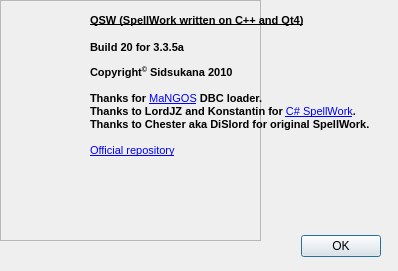
Above: QSW/AboutFormUI.ui from sidsukana/QSpellWork before the change. Below: the same form after it.
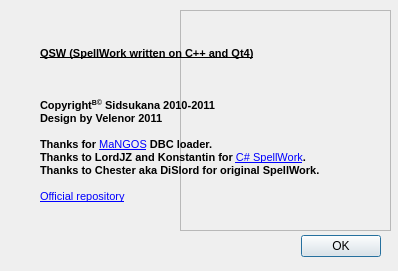
That is the form after the change. Icons and pictures are not drawn.

```diff
--- a/QSW/AboutFormUI.ui
+++ b/QSW/AboutFormUI.ui
@@ -51,10 +51,10 @@
   <widget class="QFrame" name="frame">
    <property name="geometry">
     <rect>
-     <x>0</x>
-     <y>0</y>
-     <width>261</width>
-     <height>241</height>
+     <x>180</x>
+     <y>10</y>
+     <width>211</width>
+     <height>221</height>
     </rect>
    </property>
    <property name="styleSheet">
@@ -70,10 +70,10 @@
   <widget class="QLabel" name="label">
    <property name="geometry">
     <rect>
-     <x>90</x>
-     <y>10</y>
-     <width>301</width>
-     <height>151</height>
+     <x>40</x>
+     <y>40</y>
+     <width>321</width>
+     <height>171</height>
     </rect>
    </property>
    <property name="text">
@@ -85,7 +85,8 @@
 &lt;p style=&quot;-qt-paragraph-type:empty; margin-top:0px; margin-bottom:0px; margin-left:0px; margin-right:0px; -qt-block-indent:0; text-indent:0px; font-size:8pt; font-weight:600;&quot;&gt;&lt;/p&gt;
 &lt;p style=&quot;-qt-paragraph-type:empty; margin-top:0px; margin-bottom:0px; margin-left:0px; margin-right:0px; -qt-block-indent:0; text-indent:0px; font-size:8pt;&quot;&gt;&lt;/p&gt;
 &lt;p style=&quot;-qt-paragraph-type:empty; margin-top:0px; margin-bottom:0px; margin-left:0px; margin-right:0px; -qt-block-indent:0; text-indent:0px; font-size:8pt; font-weight:600;&quot;&gt;&lt;/p&gt;
-&lt;p style=&quot; margin-top:0px; margin-bottom:0px; margin-left:0px; margin-right:0px; -qt-block-indent:0; text-indent:0px;&quot;&gt;&lt;span style=&quot; font-size:8pt; font-weight:600;&quot;&gt;Copyright&lt;/span&gt;&lt;span style=&quot; font-size:8pt; font-weight:600; vertical-align:super;&quot;&gt;©&lt;/span&gt;&lt;span style=&quot; font-size:8pt; font-weight:600;&quot;&gt; Sidsukana 2010&lt;/span&gt;&lt;/p&gt;
+&lt;p style=&quot; margin-top:0px; margin-bottom:0px; margin-left:0px; margin-right:0px; -qt-block-indent:0; text-indent:0px;&quot;&gt;&lt;span style=&quot; font-size:8pt; font-weight:600;&quot;&gt;Copyright&lt;/span&gt;&lt;span style=&quot; font-size:8pt; font-weight:600; vertical-align:super;&quot;&gt;В©&lt;/span&gt;&lt;span style=&quot; font-size:8pt; font-weight:600;&quot;&gt; Sidsukana 2010-2011&lt;/span&gt;&lt;/p&gt;
+&lt;p style=&quot; margin-top:0px; margin-bottom:0px; margin-left:0px; margin-right:0px; -qt-block-indent:0; text-indent:0px;&quot;&gt;&lt;span style=&quot; font-size:8pt; font-weight:600;&quot;&gt;Design by Velenor 2011&lt;/span&gt;&lt;/p&gt;
 &lt;p style=&quot;-qt-paragraph-type:empty; margin-top:0px; margin-bottom:0px; margin-left:0px; margin-right:0px; -qt-block-indent:0; text-indent:0px; font-size:8pt; font-weight:600;&quot;&gt;&lt;/p&gt;
 &lt;p style=&quot; margin-top:0px; margin-bottom:0px; margin-left:0px; margin-right:0px; -qt-block-indent:0; text-indent:0px;&quot;&gt;&lt;span style=&quot; font-size:8pt; font-weight:600;&quot;&gt;Thanks for &lt;/span&gt;&lt;a href=&quot;http://getmangos.com/&quot;&gt;&lt;span style=&quot; font-size:8pt; text-decoration: underline; color:#0000ff;&quot;&gt;MaNGOS&lt;/span&gt;&lt;/a&gt;&lt;span style=&quot; font-size:8pt; font-weight:600;&quot;&gt; DBC loader.&lt;/span&gt;&lt;/p&gt;
 &lt;p style=&quot; margin-top:0px; margin-bottom:0px; margin-left:0px; margin-right:0px; -qt-block-indent:0; text-indent:0px;&quot;&gt;&lt;span style=&quot; font-size:8pt; font-weight:600;&quot;&gt;Thanks to LordJZ and Konstantin for &lt;/span&gt;&lt;a href=&quot;http://github.com/LordJZ/spellwork_cs&quot;&gt;&lt;span style=&quot; font-size:8pt; text-decoration: underline; color:#0000ff;&quot;&gt;C# SpellWork&lt;/span&gt;&lt;/a&gt;&lt;span style=&quot; font-size:8pt; font-weight:600;&quot;&gt;.&lt;/span&gt;&lt;/p&gt;
@@ -97,10 +98,10 @@
   <widget class="QLabel" name="versionLabel">
     <property name="geometry">
         <rect>
-        <x>90</x>
-        <y>40</y>
-        <width>301</width>
-        <height>16</height>
+     <x>40</x>
+     <y>70</y>
+     <width>311</width>
+     <height>20</height>
         </rect>
     </property>
     <property name="text">
@@ -108,7 +109,7 @@
 &lt;html&gt;&lt;head&gt;&lt;meta name=&quot;qrichtext&quot; content=&quot;1&quot; /&gt;&lt;style type=&quot;text/css&quot;&gt;
 p, li { white-space: pre-wrap; }
 &lt;/style&gt;&lt;/head&gt;&lt;body style=&quot; font-family:'MS Shell Dlg 2'; font-size:8.25pt; font-weight:400; font-style:normal;&quot;&gt;
-&lt;p style=&quot; margin-top:0px; margin-bottom:0px; margin-left:0px; margin-right:0px; -qt-block-indent:0; text-indent:0px;&quot;&gt;&lt;span style=&quot; font-size:8pt; font-weight:600;&quot;&gt;Build 20 for 3.3.5a&lt;/span&gt;&lt;/p&gt;&lt;/body&gt;&lt;/html&gt;</string>
+&lt;p style=&quot;-qt-paragraph-type:empty; margin-top:0px; margin-bottom:0px; margin-left:0px; margin-right:0px; -qt-block-indent:0; text-indent:0px; font-size:8pt;&quot;&gt;&lt;/p&gt;&lt;/body&gt;&lt;/html&gt;</string>
     </property>
     </widget>
  </widget>
```
Left out of the diff: 4 changed lines with no effect on the pictures. Lines whose indentation alone changed are shown as unchanged.
